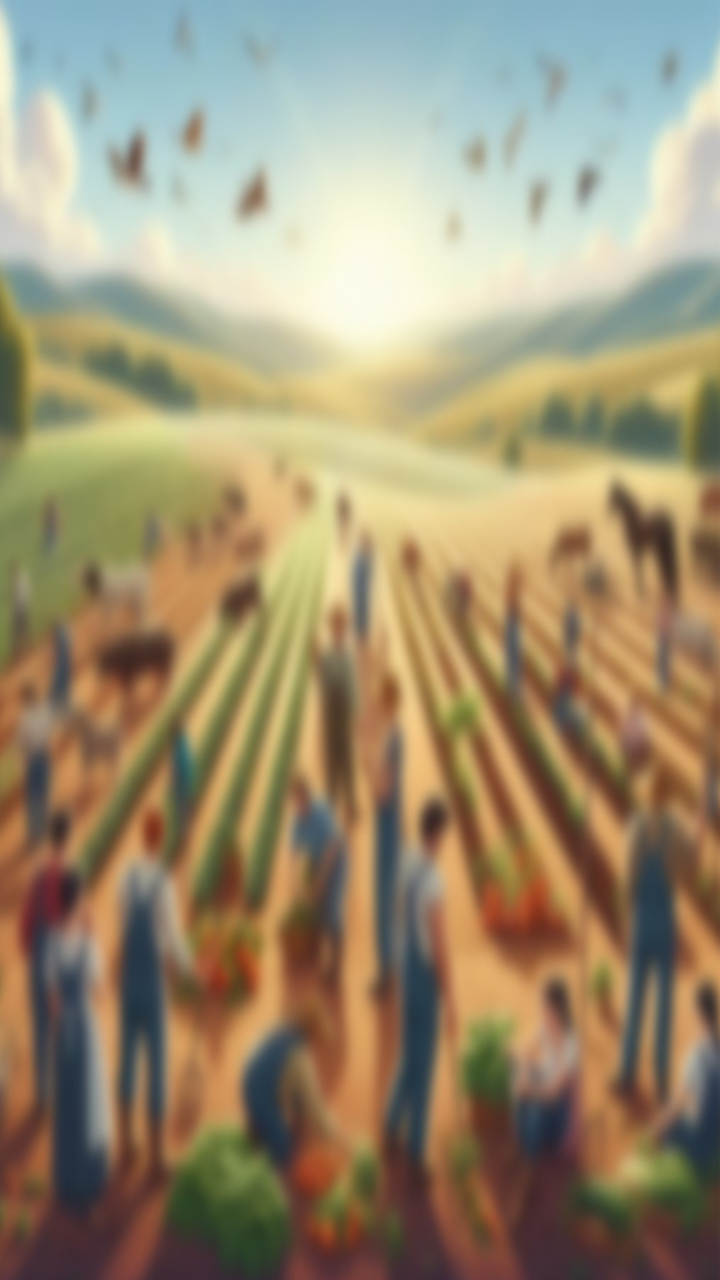
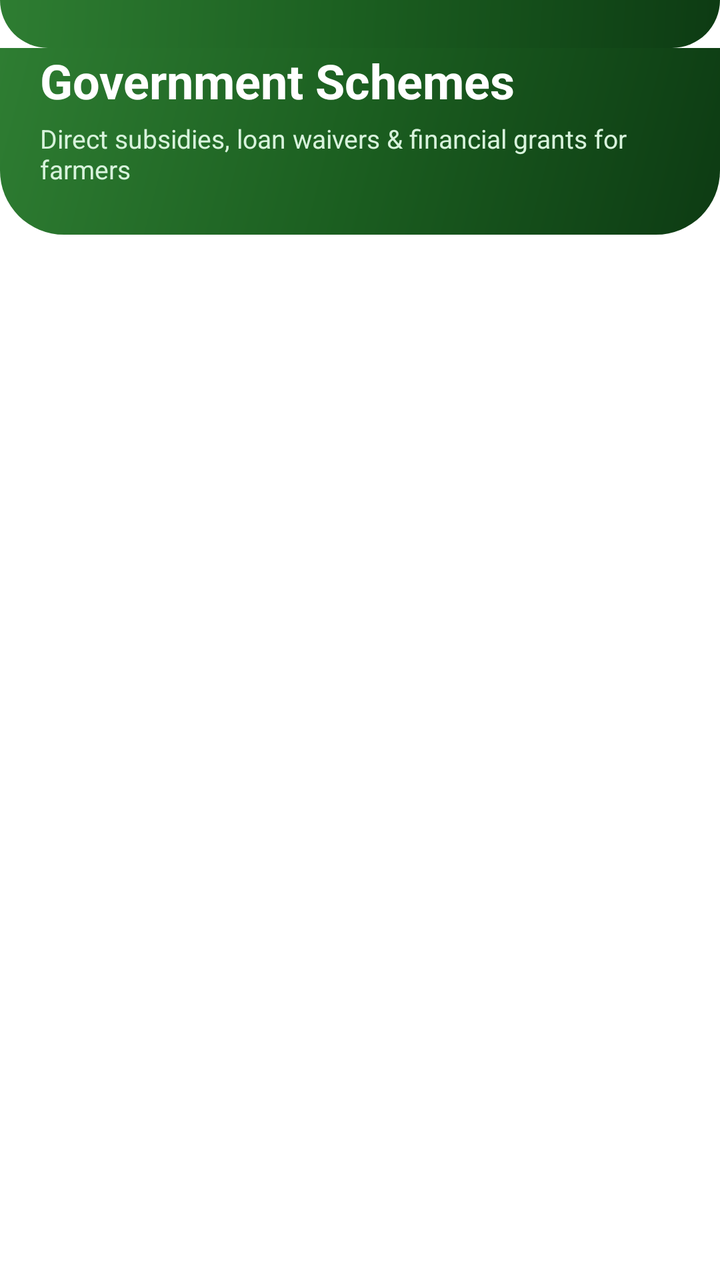

The first picture is an Android layout as it rendered before a commit; the second is the same layout after the commit. The layout source and the unified diff follow.
<!-- AndroidManifest.xml: application theme Theme.AGRICONNECT -->
<!-- res/layout/fragment_government__schemes.xml -->
<?xml version="1.0" encoding="utf-8"?>
<layout xmlns:tools="http://schemas.android.com/tools"
    xmlns:android="http://schemas.android.com/apk/res/android"
    xmlns:app="http://schemas.android.com/apk/res-auto">
<FrameLayout
    android:layout_width="match_parent"
    android:layout_height="match_parent"
    tools:context=".GovernmentSchemes.Government_Schemes"
    android:background="@drawable/blur_background">







    <androidx.recyclerview.widget.RecyclerView
        android:layout_width="match_parent"
        android:layout_height="match_parent"
        android:id="@+id/recyclerView_government_Scheme"
        tools:listitem="@layout/government_schemes_layout"/>


</FrameLayout>
</layout>
<!-- res/layout/government_schemes_layout.xml (included above) -->
<?xml version="1.0" encoding="utf-8"?>
<RelativeLayout
    xmlns:tools="http://schemas.android.com/tools"
    xmlns:android="http://schemas.android.com/apk/res/android"
    xmlns:app="http://schemas.android.com/apk/res-auto"
    android:layout_height="wrap_content"
    android:layout_width="match_parent"
    >
    <androidx.cardview.widget.CardView
        android:layout_marginStart="12dp"
        android:layout_marginEnd="12dp"
        android:layout_marginVertical="10dp"
        android:layout_marginHorizontal="10dp"
        app:cardCornerRadius="20dp"
        app:cardElevation="8dp"
        android:layout_width="match_parent"
        android:layout_height="match_parent">























<LinearLayout
        android:layout_width="match_parent"
        android:layout_height="wrap_content"
        android:orientation="vertical">
        <TextView
            android:id="@+id/textviewgovernmentscheme"
            android:layout_width="match_parent"
            android:layout_height="wrap_content"
            android:text="Scheme Name"
            android:textStyle="bold"
            android:textAlignment="center"
            android:textSize="20dp"
            android:paddingTop="5dp"
            android:paddingLeft="5dp"
            android:paddingRight="5dp"/>

        <TextView
            android:id="@+id/textviewgovernmentschemeDescription"
            android:layout_width="match_parent"
            android:layout_height="wrap_content"
            android:text="Scheme Details"
            android:paddingTop="5dp"
            android:paddingRight="5dp"
            android:textAlignment="center"
            android:textSize="15dp"
            android:paddingLeft="5dp"
            android:layout_gravity="bottom"
            android:textAppearance="?android:attr/textAppearanceSmall" />
    </LinearLayout>


    </androidx.cardview.widget.CardView>
</RelativeLayout>
<!-- resources referenced by this layout -->
<resources>
  <!-- drawable blur_background: jpeg bitmap (drawable, 98378 bytes) -->
  <style name="Base.Theme.AGRICONNECT" parent="Theme.Material3.DayNight.NoActionBar">
          
           <item name="colorPrimary">#0CCEE7</item>
           <item name="colorPrimaryVariant">#0CCEE7</item>
           <item name="android:statusBarColor">#0CCEE7</item>
      </style>
  <!-- unchanged entries left out for length: 1 -->
</resources>

<!-- the commit's change to res/layout/fragment_government__schemes.xml (unified diff, before → after) -->
@@ -1,99 +1,173 @@
 <?xml version="1.0" encoding="utf-8"?>
-<layout xmlns:tools="http://schemas.android.com/tools"
-    xmlns:android="http://schemas.android.com/apk/res/android"
-    xmlns:app="http://schemas.android.com/apk/res-auto">
-<FrameLayout
-    android:layout_width="match_parent"
-    android:layout_height="match_parent"
-    tools:context=".GovernmentSchemes.Government_Schemes"
-    android:background="@drawable/blur_background">
+<layout xmlns:android="http://schemas.android.com/apk/res/android"
+    xmlns:app="http://schemas.android.com/apk/res-auto"
+    xmlns:tools="http://schemas.android.com/tools">
 
-
-
-
-
-
-
-    <androidx.recyclerview.widget.RecyclerView
+    <LinearLayout
         android:layout_width="match_parent"
         android:layout_height="match_parent"
-        android:id="@+id/recyclerView_government_Scheme"
-        tools:listitem="@layout/government_schemes_layout"/>
+        android:background="?attr/colorSurface"
+        android:orientation="vertical"
+        tools:context=".GovernmentSchemes.Government_Schemes">
 
+        
+        <View
+            android:layout_width="match_parent"
+            android:layout_height="24dp"
+            android:background="@drawable/bg_header_gradient" />
 
-</FrameLayout>
+        <LinearLayout
+            android:layout_width="match_parent"
+            android:layout_height="wrap_content"
+            android:background="@drawable/bg_header_gradient"
+            android:orientation="vertical"
+            android:paddingHorizontal="20dp"
+            android:paddingBottom="24dp">
+
+            <TextView
+                android:layout_width="wrap_content"
+                android:layout_height="wrap_content"
+                android:fontFamily="sans-serif-bold"
+                android:text="Government Schemes"
+                android:textColor="@color/white"
+                android:textSize="24sp"
+                android:textStyle="bold" />
+
+            <TextView
+                android:layout_width="wrap_content"
+                android:layout_height="wrap_content"
+                android:layout_marginTop="4dp"
+                android:fontFamily="sans-serif"
+                android:text="Direct subsidies, loan waivers &amp; financial grants for farmers"
+                android:textColor="#D8F3DC"
+                android:textSize="13sp" />
+        </LinearLayout>
+
+        
+        <androidx.recyclerview.widget.RecyclerView
+            android:id="@+id/recyclerView_government_Scheme"
+            android:layout_width="match_parent"
+            android:layout_height="match_parent"
+            android:clipToPadding="false"
+            android:paddingHorizontal="12dp"
+            android:paddingTop="12dp"
+            android:paddingBottom="24dp"
+            tools:listitem="@layout/government_schemes_layout" />
+
+    </LinearLayout>
 </layout>
 <!-- res/layout/government_schemes_layout.xml (included above) -->
 <?xml version="1.0" encoding="utf-8"?>
-<RelativeLayout
+<com.google.android.material.card.MaterialCardView xmlns:android="http://schemas.android.com/apk/res/android"
+    xmlns:app="http://schemas.android.com/apk/res-auto"
     xmlns:tools="http://schemas.android.com/tools"
-    xmlns:android="http://schemas.android.com/apk/res/android"
-    xmlns:app="http://schemas.android.com/apk/res-auto"
+    android:layout_width="match_parent"
     android:layout_height="wrap_content"
-    android:layout_width="match_parent"
-    >
-    <androidx.cardview.widget.CardView
-        android:layout_marginStart="12dp"
-        android:layout_marginEnd="12dp"
-        android:layout_marginVertical="10dp"
-        android:layout_marginHorizontal="10dp"
-        app:cardCornerRadius="20dp"
-        app:cardElevation="8dp"
-        android:layout_width="match_parent"
-        android:layout_height="match_parent">
+    android:layout_marginHorizontal="6dp"
+    android:layout_marginVertical="6dp"
+    app:cardBackgroundColor="@color/white"
+    app:cardCornerRadius="20dp"
+    app:cardElevation="2dp"
+    app:strokeColor="@color/agri_card_stroke_light"
+    app:strokeWidth="1dp">
 
-
-
-
-
-
-
-
-
-
-
-
-
-
-
-
-
-
-
-
-
-
-
-<LinearLayout
+    <LinearLayout
         android:layout_width="match_parent"
         android:layout_height="wrap_content"
-        android:orientation="vertical">
-        <TextView
-            android:id="@+id/textviewgovernmentscheme"
+        android:background="?attr/selectableItemBackground"
+        android:orientation="vertical"
+        android:padding="16dp">
+
+        <LinearLayout
             android:layout_width="match_parent"
             android:layout_height="wrap_content"
-            android:text="Scheme Name"
-            android:textStyle="bold"
-            android:textAlignment="center"
-            android:textSize="20dp"
-            android:paddingTop="5dp"
-            android:paddingLeft="5dp"
-            android:paddingRight="5dp"/>
+            android:gravity="center_vertical"
+            android:orientation="horizontal">
+
+            <com.google.android.material.card.MaterialCardView
+                android:layout_width="44dp"
+                android:layout_height="44dp"
+                app:cardBackgroundColor="@color/agri_mint"
+                app:cardCornerRadius="12dp"
+                app:cardElevation="0dp"
+                app:strokeWidth="0dp">
+
+                <ImageView
+                    android:layout_width="match_parent"
+                    android:layout_height="match_parent"
+                    android:padding="8dp"
+                    android:src="@drawable/ic_gov_schemes"
+                    app:tint="@color/agri_green_primary" />
+            </com.google.android.material.card.MaterialCardView>
+
+            <LinearLayout
+                android:layout_width="0dp"
+                android:layout_height="wrap_content"
+                android:layout_marginStart="12dp"
+                android:layout_weight="1"
+                android:orientation="vertical">
+
+                <TextView
+                    android:id="@+id/textviewgovernmentscheme"
+                    android:layout_width="match_parent"
+                    android:layout_height="wrap_content"
+                    android:fontFamily="sans-serif-bold"
+                    android:text="Scheme Name"
+                    android:textColor="@color/agri_text_primary"
+                    android:textSize="16sp"
+                    android:textStyle="bold" />
+
+                <TextView
+                    android:layout_width="wrap_content"
+                    android:layout_height="wrap_content"
+                    android:layout_marginTop="2dp"
+                    android:background="@drawable/bg_chip_pill"
+                    android:paddingHorizontal="8dp"
+                    android:paddingVertical="2dp"
+                    android:text="Verified Government Grant"
+                    android:textColor="@color/agri_green_primary"
+                    android:textSize="10sp"
+                    android:textStyle="bold" />
+            </LinearLayout>
+
+        </LinearLayout>
 
         <TextView
             android:id="@+id/textviewgovernmentschemeDescription"
             android:layout_width="match_parent"
             android:layout_height="wrap_content"
-            android:text="Scheme Details"
-            android:paddingTop="5dp"
-            android:paddingRight="5dp"
-            android:textAlignment="center"
-            android:textSize="15dp"
-            android:paddingLeft="5dp"
-            android:layout_gravity="bottom"
-            android:textAppearance="?android:attr/textAppearanceSmall" />
+            android:layout_marginTop="12dp"
+            android:ellipsize="end"
+            android:fontFamily="sans-serif"
+            android:lineSpacingExtra="3dp"
+            android:maxLines="3"
+            android:text="Scheme description details..."
+            android:textColor="@color/agri_text_secondary"
+            android:textSize="13sp" />
+
+        <LinearLayout
+            android:layout_width="match_parent"
+            android:layout_height="wrap_content"
+            android:layout_marginTop="12dp"
+            android:gravity="center_vertical"
+            android:orientation="horizontal">
+
+            <TextView
+                android:layout_width="0dp"
+                android:layout_height="wrap_content"
+                android:layout_weight="1"
+                android:fontFamily="sans-serif-medium"
+                android:text="Check Eligibility &amp; Apply →"
+                android:textColor="@color/agri_green_primary"
+                android:textSize="12sp"
+                android:textStyle="bold" />
+
+            <ImageView
+                android:layout_width="16dp"
+                android:layout_height="16dp"
+                android:src="@drawable/ic_arrow_forward"
+                app:tint="@color/agri_green_primary" />
+        </LinearLayout>
+
     </LinearLayout>
-
-
-    </androidx.cardview.widget.CardView>
-</RelativeLayout>
+</com.google.android.material.card.MaterialCardView>
<!-- resource entries referenced after the edit -->
@@ -1,12 +1,91 @@
 <!-- resources referenced by this layout -->
 <resources>
-  <!-- drawable blur_background: jpeg bitmap (drawable, 98378 bytes) -->
+  <color name="agri_card_stroke_light">#15000000</color>
+  <color name="agri_green_primary">#1B5E20</color>
+  <color name="agri_mint">#E8F5E9</color>
+  <color name="agri_text_primary">#1A1C19</color>
+  <color name="agri_text_secondary">#5C635B</color>
+  <color name="white">#FFFFFFFF</color>
+  <!-- drawable bg_chip_pill (drawable) -->
+  <?xml version="1.0" encoding="utf-8"?>
+  <shape xmlns:android="http://schemas.android.com/apk/res/android"
+      android:shape="rectangle">
+      <solid android:color="@color/agri_mint" />
+      <stroke
+          android:width="1dp"
+          android:color="@color/agri_mint_dark" />
+      <corners android:radius="24dp" />
+  </shape>
+  <!-- drawable bg_header_gradient (drawable) -->
+  <?xml version="1.0" encoding="utf-8"?>
+  <shape xmlns:android="http://schemas.android.com/apk/res/android"
+      android:shape="rectangle">
+      <gradient
+          android:angle="135"
+          android:startColor="#0D3B13"
+          android:centerColor="#1B5E20"
+          android:endColor="#2E7D32"
+          android:type="linear" />
+      <corners
+          android:bottomLeftRadius="32dp"
+          android:bottomRightRadius="32dp" />
+  </shape>
+  <!-- drawable ic_arrow_forward (drawable) -->
+  <vector xmlns:android="http://schemas.android.com/apk/res/android"
+      android:width="24dp"
+      android:height="24dp"
+      android:viewportWidth="24"
+      android:viewportHeight="24">
+    <path
+        android:fillColor="#FF1B5E20"
+        android:pathData="M12,4l-1.41,1.41L16.17,11H4v2h12.17l-5.58,5.59L12,20l8,-8z"/>
+  </vector>
+  <!-- drawable ic_gov_schemes (drawable) -->
+  <vector xmlns:android="http://schemas.android.com/apk/res/android"
+      android:width="24dp"
+      android:height="24dp"
+      android:viewportWidth="24"
+      android:viewportHeight="24"
+      android:tint="?attr/colorPrimary">
+    <path
+        android:fillColor="@android:color/white"
+        android:pathData="M14,2H6C4.9,2 4,2.9 4,4v16c0,1.1 0.9,2 2,2h12c1.1,0 2,-0.9 2,-2V8L14,2zM18,20H6V4h7v5h5V20zM8,16h8v2H8V16zM8,12h8v2H8V12z"/>
+  </vector>
+  <color name="agri_mint_dark">#C8E6C9</color>
   <style name="Base.Theme.AGRICONNECT" parent="Theme.Material3.DayNight.NoActionBar">
-          
-           <item name="colorPrimary">#0CCEE7</item>
-           <item name="colorPrimaryVariant">#0CCEE7</item>
-           <item name="android:statusBarColor">#0CCEE7</item>
+          <item name="colorPrimary">@color/md_theme_light_primary</item>
+          <item name="colorOnPrimary">@color/md_theme_light_onPrimary</item>
+          <item name="colorPrimaryContainer">@color/md_theme_light_primaryContainer</item>
+          <item name="colorOnPrimaryContainer">@color/md_theme_light_onPrimaryContainer</item>
+          <item name="colorSecondary">@color/md_theme_light_secondary</item>
+          <item name="colorOnSecondary">@color/md_theme_light_onSecondary</item>
+          <item name="colorSecondaryContainer">@color/md_theme_light_secondaryContainer</item>
+          <item name="colorOnSecondaryContainer">@color/md_theme_light_onSecondaryContainer</item>
+          <item name="colorError">@color/md_theme_light_error</item>
+          <item name="colorOnError">@color/md_theme_light_onError</item>
+          <item name="colorErrorContainer">@color/md_theme_light_errorContainer</item>
+          <item name="colorOnErrorContainer">@color/md_theme_light_onErrorContainer</item>
+          <item name="android:colorBackground">@color/md_theme_light_background</item>
+          <item name="colorOnBackground">@color/md_theme_light_onBackground</item>
+          <item name="colorSurface">@color/md_theme_light_surface</item>
+          <item name="colorOnSurface">@color/md_theme_light_onSurface</item>
       </style>
+  <color name="md_theme_light_primary">#1B5E20</color>
+  <color name="md_theme_light_onPrimary">#FFFFFF</color>
+  <color name="md_theme_light_primaryContainer">#D8F3DC</color>
+  <color name="md_theme_light_onPrimaryContainer">#002105</color>
+  <color name="md_theme_light_secondary">#388E3C</color>
+  <color name="md_theme_light_onSecondary">#FFFFFF</color>
+  <color name="md_theme_light_secondaryContainer">#E8F5E9</color>
+  <color name="md_theme_light_onSecondaryContainer">#0B2F10</color>
+  <color name="md_theme_light_error">#BA1A1A</color>
+  <color name="md_theme_light_onError">#FFFFFF</color>
+  <color name="md_theme_light_errorContainer">#FFDAD6</color>
+  <color name="md_theme_light_onErrorContainer">#410002</color>
+  <color name="md_theme_light_background">#F8FAF7</color>
+  <color name="md_theme_light_onBackground">#191C19</color>
+  <color name="md_theme_light_surface">#FFFFFF</color>
+  <color name="md_theme_light_onSurface">#191C19</color>
   <!-- unchanged entries left out for length: 1 -->
 </resources>
 
